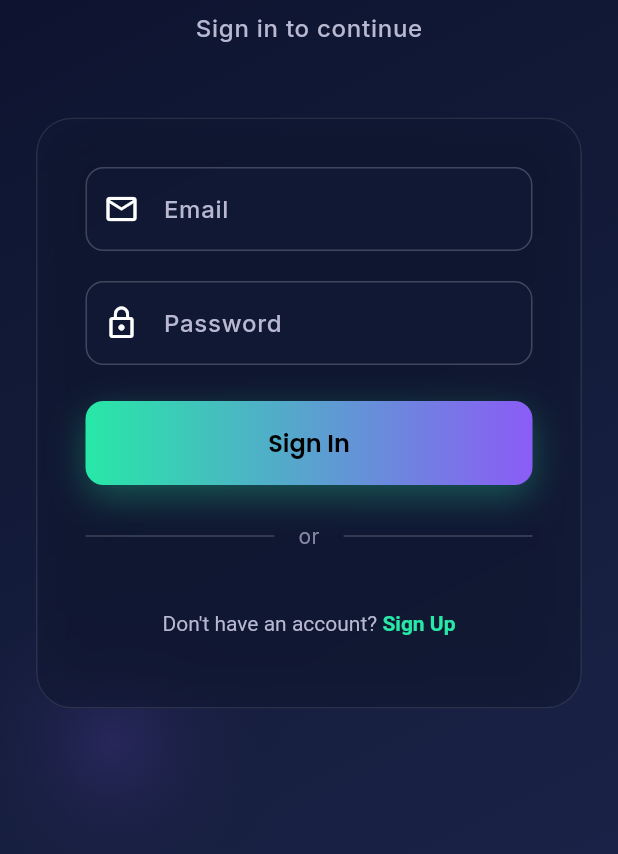
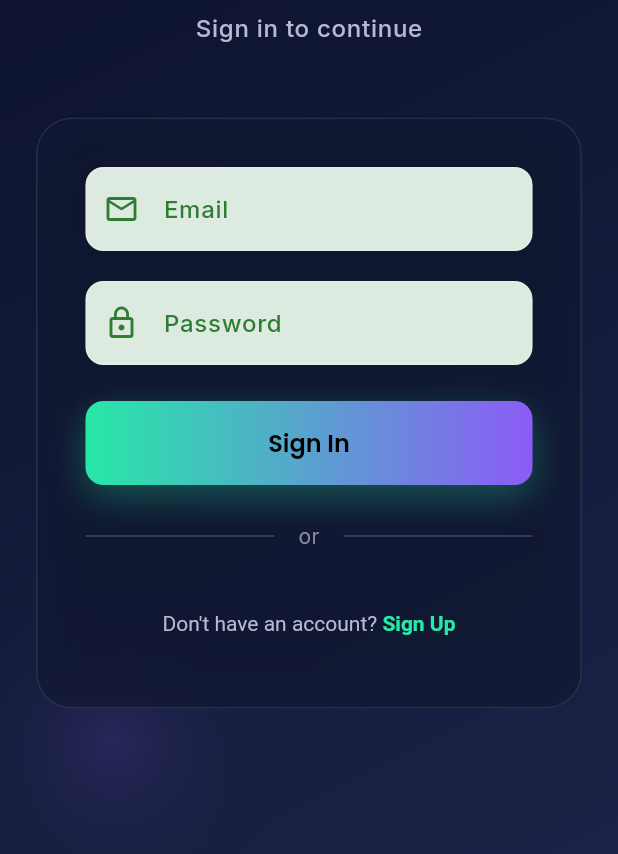
Before and after one commit to Blendgashi05/ai-mobile-Blend-Gashi, a Flutter app: the screen it shows after launch, on a phone screen of 412 x 824 dp, the part 382-1236 px from its top. Run offline on Flutter 3.47's test engine with Material 3 defaults, Android fonts, the phone set to English and light mode, and no system bars; our stand-ins replace google_fonts, supabase_flutter; accounts and stored records are empty.

Commit message:
Improve text visibility in input fields for better readability
Adjusted `inputDecorationTheme` in `lib/main.dart` to use a light mint background (`#E8F5E9` with 95% opacity) and dark green text (`#1B5E20`) for improved contrast. Explicit `TextFormField` styles in `lib/screens/login_screen.dart` and `lib/screens/signup_screen.dart` were updated to use the same dark green text color.

Replit-Commit-Author: Agent
Replit-Commit-Session-Id: 5399b2b5-a3a9-4dc6-b2fa-9b62b701f228
Replit-Commit-Checkpoint-Type: full_checkpoint
Replit-Commit-Event-Id: eeaf5aba-c184-4e29-b08e-270772cbe270
Replit-Commit-Screenshot-Url: https://storage.googleapis.com/screenshot-production-us-central1/4afc6041-1f44-4610-8c22-e997fb2d165f/5399b2b5-a3a9-4dc6-b2fa-9b62b701f228/4NanmrL

```diff
--- a/lib/main.dart
+++ b/lib/main.dart
@@ -191,7 +191,7 @@ class MyApp extends StatelessWidget {
       // Input decoration
       inputDecorationTheme: InputDecorationTheme(
         filled: true,
-        fillColor: midnightBlue.withOpacity(0.6),
+        fillColor: const Color(0xFFE8F5E9).withOpacity(0.95),
         border: OutlineInputBorder(
           borderRadius: BorderRadius.circular(12),
           borderSide: BorderSide(
@@ -212,11 +212,12 @@ class MyApp extends StatelessWidget {
           ),
         ),
         labelStyle: GoogleFonts.inter(
-          color: secondaryText,
+          color: const Color(0xFF2E7D32),
         ),
         hintStyle: GoogleFonts.inter(
-          color: secondaryText.withOpacity(0.7),
+          color: const Color(0xFF66BB6A),
         ),
+        prefixIconColor: const Color(0xFF2E7D32),
       ),
 
       // Checkbox theme
--- a/lib/screens/login_screen.dart
+++ b/lib/screens/login_screen.dart
@@ -232,7 +232,7 @@ class _LoginScreenState extends State<LoginScreen> with SingleTickerProviderStat
                                   TextFormField(
                                     controller: _emailController,
                                     keyboardType: TextInputType.emailAddress,
-                                    style: const TextStyle(color: Colors.white),
+                                    style: const TextStyle(color: Color(0xFF1B5E20)),
                                     decoration: InputDecoration(
                                       labelText: 'Email',
                                       hintText: 'Enter your email',
@@ -247,7 +247,7 @@ class _LoginScreenState extends State<LoginScreen> with SingleTickerProviderStat
                                   TextFormField(
                                     controller: _passwordController,
                                     obscureText: true,
-                                    style: const TextStyle(color: Colors.white),
+                                    style: const TextStyle(color: Color(0xFF1B5E20)),
                                     decoration: InputDecoration(
                                       labelText: 'Password',
                                       hintText: 'Enter your password',
--- a/lib/screens/signup_screen.dart
+++ b/lib/screens/signup_screen.dart
@@ -272,7 +272,7 @@ class _SignupScreenState extends State<SignupScreen> with SingleTickerProviderSt
                                         TextFormField(
                                           controller: _emailController,
                                           keyboardType: TextInputType.emailAddress,
-                                          style: const TextStyle(color: Colors.white),
+                                          style: const TextStyle(color: Color(0xFF1B5E20)),
                                           decoration: InputDecoration(
                                             labelText: 'Email',
                                             hintText: 'Enter your email',
@@ -287,7 +287,7 @@ class _SignupScreenState extends State<SignupScreen> with SingleTickerProviderSt
                                         TextFormField(
                                           controller: _passwordController,
                                           obscureText: true,
-                                          style: const TextStyle(color: Colors.white),
+                                          style: const TextStyle(color: Color(0xFF1B5E20)),
                                           decoration: InputDecoration(
                                             labelText: 'Password',
                                             hintText: 'Minimum 6 characters',
@@ -302,7 +302,7 @@ class _SignupScreenState extends State<SignupScreen> with SingleTickerProviderSt
                                         TextFormField(
                                           controller: _confirmPasswordController,
                                           obscureText: true,
-                                          style: const TextStyle(color: Colors.white),
+                                          style: const TextStyle(color: Color(0xFF1B5E20)),
                                           decoration: InputDecoration(
                                             labelText: 'Confirm Password',
                                             hintText: 'Re-enter your password',
```
Also changed, not shown: 1 other file.
